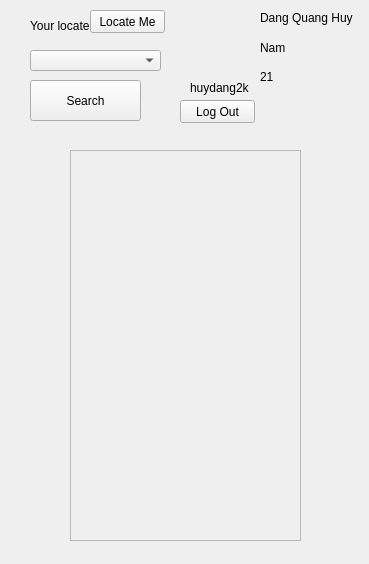
Above: mainwindow.ui from huydang2k/LSC before the change. Below: the same form after it.
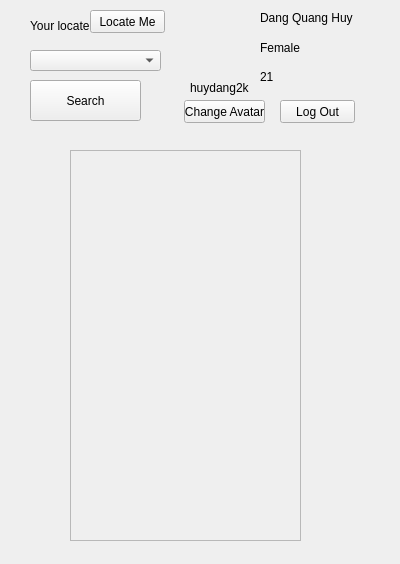
That is the form after the change. Icons and pictures are not drawn.

Commit message: ava handle

```diff
--- a/mainwindow.ui
+++ b/mainwindow.ui
@@ -6,7 +6,7 @@
    <rect>
     <x>0</x>
     <y>0</y>
-    <width>369</width>
+    <width>400</width>
     <height>564</height>
    </rect>
   </property>
@@ -16,7 +16,7 @@
   <widget class="QPushButton" name="pushButton_2">
    <property name="geometry">
     <rect>
-     <x>180</x>
+     <x>280</x>
      <y>100</y>
      <width>75</width>
      <height>23</height>
@@ -108,7 +108,7 @@
     </rect>
    </property>
    <property name="text">
-    <string>Nam</string>
+    <string>Female</string>
    </property>
   </widget>
   <widget class="QLabel" name="label_4">
@@ -166,6 +166,19 @@
     <string>Locate Me</string>
    </property>
   </widget>
+  <widget class="QPushButton" name="pushButton_4">
+   <property name="geometry">
+    <rect>
+     <x>184</x>
+     <y>100</y>
+     <width>81</width>
+     <height>23</height>
+    </rect>
+   </property>
+   <property name="text">
+    <string>Change Avatar</string>
+   </property>
+  </widget>
  </widget>
  <resources>
   <include location="img.qrc"/>
```
Left out of the diff: 2 changed lines with no effect on the pictures. The commit also changes 2 other files.
